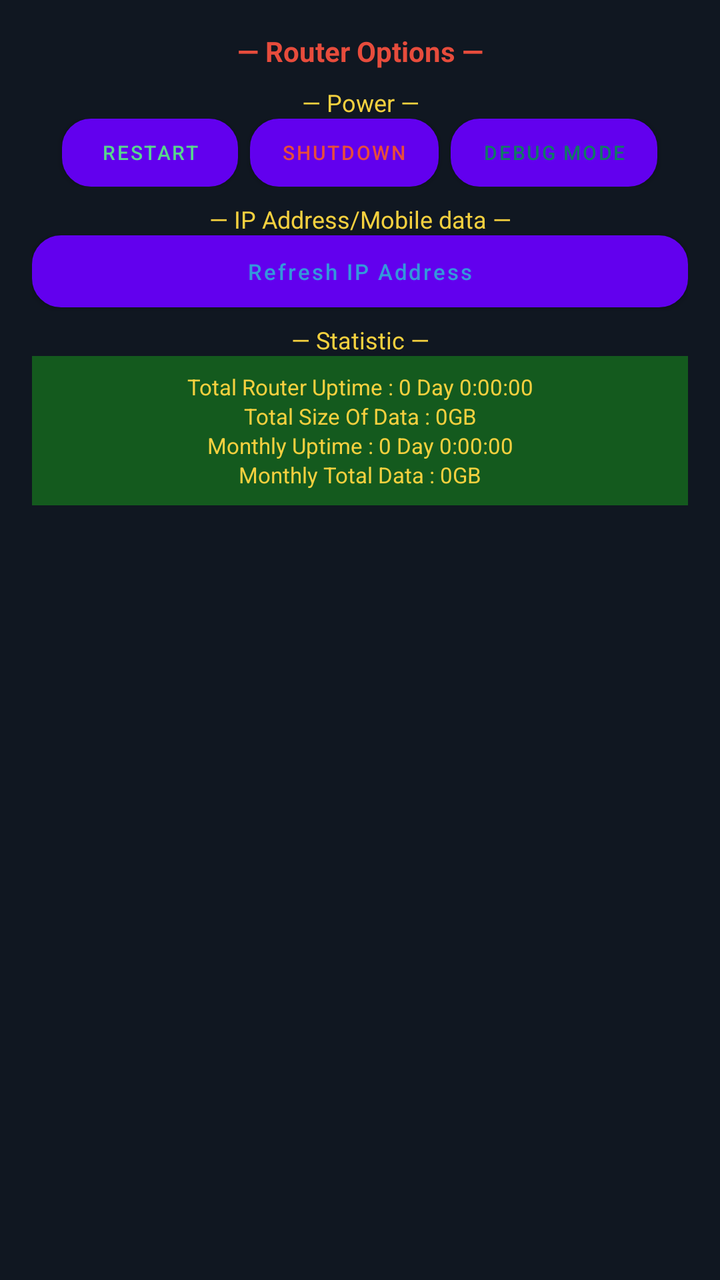
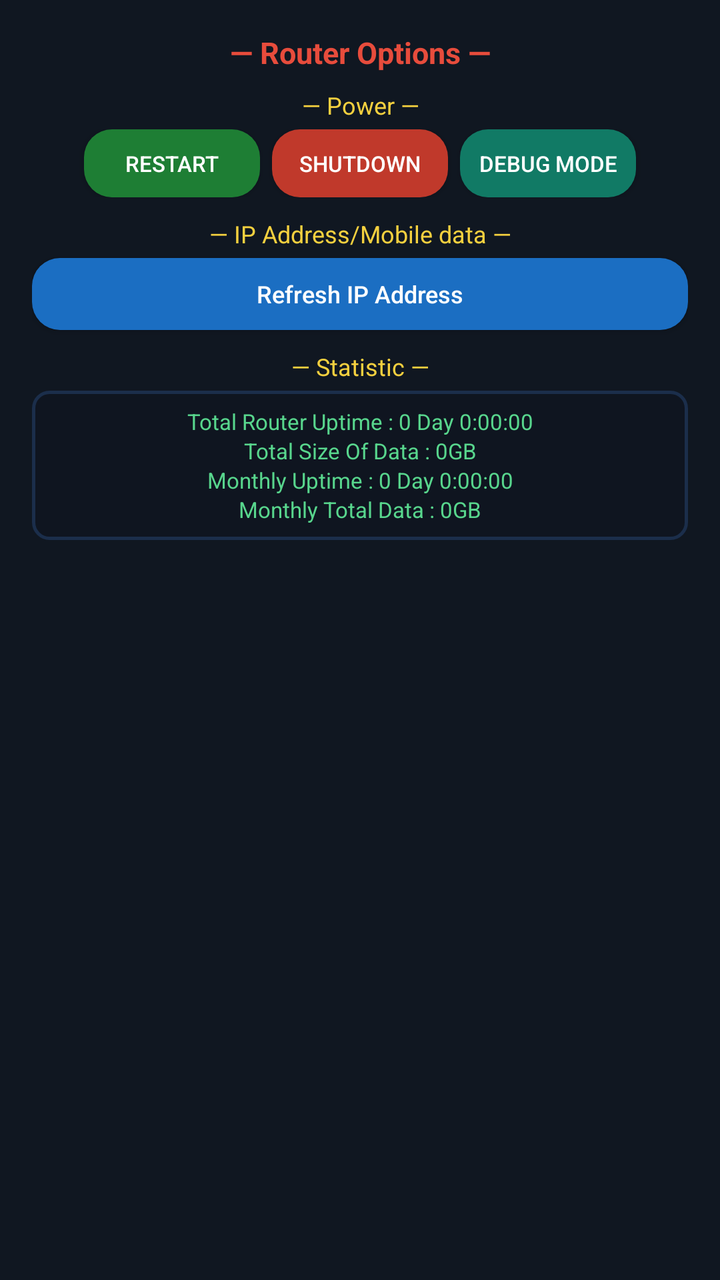

Two renders of the same Android screen: before a commit and after it. Below are the layout's source before the change and the commit's diff.
<!-- AndroidManifest.xml: application theme Theme.HuaweiManager -->
<!-- res/layout/dialog_router_options.xml -->
<?xml version="1.0" encoding="utf-8"?>
<LinearLayout xmlns:android="http://schemas.android.com/apk/res/android"
    android:layout_width="match_parent"
    android:layout_height="wrap_content"
    android:background="#101721"
    android:orientation="vertical"
    android:padding="16dp">

    <TextView
        android:layout_width="match_parent"
        android:layout_height="wrap_content"
        android:text="— Router Options —"
        android:textAlignment="center"
        android:textColor="@color/text_red"
        android:textSize="14sp"
        android:textStyle="bold" />

    
    <TextView
        android:layout_width="match_parent"
        android:layout_height="wrap_content"
        android:layout_marginTop="8dp"
        android:text="— Power —"
        android:textAlignment="center"
        android:textColor="@color/text_yellow"
        android:textSize="12sp" />

    <LinearLayout
        android:layout_width="match_parent"
        android:layout_height="wrap_content"
        android:gravity="center"
        android:orientation="horizontal">
        <Button android:id="@+id/btnOptRestart" android:layout_width="wrap_content" android:layout_height="34dp" android:background="@drawable/pill_dark" android:text="Restart" android:textColor="@color/text_green" android:textSize="10sp"/>
        <Button android:id="@+id/btnOptShutdown" android:layout_width="wrap_content" android:layout_height="34dp" android:layout_marginHorizontal="6dp" android:background="@drawable/pill_dark" android:text="ShutDown" android:textColor="@color/text_red" android:textSize="10sp"/>
        <Button android:id="@+id/btnOptDebug" android:layout_width="wrap_content" android:layout_height="34dp" android:background="@drawable/pill_dark" android:text="Debug Mode" android:textColor="@color/btn_cyan" android:textSize="10sp"/>
    </LinearLayout>

    
    <TextView
        android:layout_width="match_parent"
        android:layout_height="wrap_content"
        android:layout_marginTop="8dp"
        android:text="— IP Address/Mobile data —"
        android:textAlignment="center"
        android:textColor="@color/text_yellow"
        android:textSize="12sp" />

    <Button
        android:id="@+id/btnOptRefreshIp"
        android:layout_width="match_parent"
        android:layout_height="36dp"
        android:background="@drawable/pill_dark"
        android:text="Refresh IP Address"
        android:textAllCaps="false"
        android:textColor="#3498DB"
        android:textSize="11sp" />

    
    <TextView
        android:layout_width="match_parent"
        android:layout_height="wrap_content"
        android:layout_marginTop="8dp"
        android:text="— Statistic —"
        android:textAlignment="center"
        android:textColor="@color/text_yellow"
        android:textSize="12sp" />

    <LinearLayout
        android:layout_width="match_parent"
        android:layout_height="wrap_content"
        android:background="#145A1E"
        android:orientation="vertical"
        android:padding="8dp">

        <TextView android:id="@+id/tvStatUptime" android:layout_width="match_parent" android:layout_height="wrap_content" android:text="Total Router Uptime : 0 Day 0:00:00" android:textAlignment="center" android:textColor="@color/text_yellow" android:textSize="11sp" />
        <TextView android:id="@+id/tvStatTotalData" android:layout_width="match_parent" android:layout_height="wrap_content" android:text="Total Size Of Data : 0GB" android:textAlignment="center" android:textColor="@color/text_yellow" android:textSize="11sp" />
        <TextView android:id="@+id/tvStatMonthlyUptime" android:layout_width="match_parent" android:layout_height="wrap_content" android:text="Monthly Uptime : 0 Day 0:00:00" android:textAlignment="center" android:textColor="@color/text_yellow" android:textSize="11sp" />
        <TextView android:id="@+id/tvStatMonthlyData" android:layout_width="match_parent" android:layout_height="wrap_content" android:text="Monthly Total Data : 0GB" android:textAlignment="center" android:textColor="@color/text_yellow" android:textSize="11sp" />
    </LinearLayout>
</LinearLayout>
<!-- resources referenced by this layout -->
<resources>
  <color name="btn_cyan">#117A65</color>
  <color name="text_green">#58D68D</color>
  <color name="text_red">#E74C3C</color>
  <color name="text_yellow">#F4D03F</color>
  <!-- drawable pill_dark (drawable) -->
  <?xml version="1.0" encoding="utf-8"?>
  <shape xmlns:android="http://schemas.android.com/apk/res/android">
      <solid android:color="#121926" />
      <stroke android:width="1dp" android:color="#2C3E50" />
      <corners android:radius="14dp" />
  </shape>
  <style name="Theme.HuaweiManager" parent="Theme.MaterialComponents.DayNight.NoActionBar">
          <item name="android:statusBarColor">#191919</item>
          <item name="android:navigationBarColor">#191919</item>
      </style>
</resources>

<!-- the commit's change to res/layout/dialog_router_options.xml (unified diff, before → after) -->
@@ -1,5 +1,6 @@
 <?xml version="1.0" encoding="utf-8"?>
 <LinearLayout xmlns:android="http://schemas.android.com/apk/res/android"
+    xmlns:app="http://schemas.android.com/apk/res-auto"
     android:layout_width="match_parent"
     android:layout_height="wrap_content"
     android:background="#101721"
@@ -12,10 +13,9 @@
         android:text="— Router Options —"
         android:textAlignment="center"
         android:textColor="@color/text_red"
-        android:textSize="14sp"
+        android:textSize="15sp"
         android:textStyle="bold" />
 
-    
     <TextView
         android:layout_width="match_parent"
         android:layout_height="wrap_content"
@@ -29,37 +29,63 @@
         android:layout_width="match_parent"
         android:layout_height="wrap_content"
         android:gravity="center"
-        android:orientation="horizontal">
-        <Button android:id="@+id/btnOptRestart" android:layout_width="wrap_content" android:layout_height="34dp" android:background="@drawable/pill_dark" android:text="Restart" android:textColor="@color/text_green" android:textSize="10sp"/>
-        <Button android:id="@+id/btnOptShutdown" android:layout_width="wrap_content" android:layout_height="34dp" android:layout_marginHorizontal="6dp" android:background="@drawable/pill_dark" android:text="ShutDown" android:textColor="@color/text_red" android:textSize="10sp"/>
-        <Button android:id="@+id/btnOptDebug" android:layout_width="wrap_content" android:layout_height="34dp" android:background="@drawable/pill_dark" android:text="Debug Mode" android:textColor="@color/btn_cyan" android:textSize="10sp"/>
+        android:orientation="horizontal"
+        android:layout_marginTop="4dp">
+        <androidx.appcompat.widget.AppCompatButton
+            android:id="@+id/btnOptRestart"
+            app:backgroundTint="@null"
+            android:layout_width="wrap_content"
+            android:layout_height="34dp"
+            android:background="@drawable/pill_green"
+            android:text="Restart"
+            android:textColor="#FFFFFF"
+            android:textSize="11sp"/>
+        <androidx.appcompat.widget.AppCompatButton
+            android:id="@+id/btnOptShutdown"
+            app:backgroundTint="@null"
+            android:layout_width="wrap_content"
+            android:layout_height="34dp"
+            android:layout_marginHorizontal="6dp"
+            android:background="@drawable/pill_red"
+            android:text="ShutDown"
+            android:textColor="#FFFFFF"
+            android:textSize="11sp"/>
+        <androidx.appcompat.widget.AppCompatButton
+            android:id="@+id/btnOptDebug"
+            app:backgroundTint="@null"
+            android:layout_width="wrap_content"
+            android:layout_height="34dp"
+            android:background="@drawable/pill_cyan"
+            android:text="Debug Mode"
+            android:textColor="#FFFFFF"
+            android:textSize="11sp"/>
     </LinearLayout>
 
-    
     <TextView
         android:layout_width="match_parent"
         android:layout_height="wrap_content"
-        android:layout_marginTop="8dp"
+        android:layout_marginTop="10dp"
         android:text="— IP Address/Mobile data —"
         android:textAlignment="center"
         android:textColor="@color/text_yellow"
         android:textSize="12sp" />
 
-    <Button
+    <androidx.appcompat.widget.AppCompatButton
         android:id="@+id/btnOptRefreshIp"
+        app:backgroundTint="@null"
         android:layout_width="match_parent"
         android:layout_height="36dp"
-        android:background="@drawable/pill_dark"
+        android:layout_marginTop="4dp"
+        android:background="@drawable/pill_blue"
         android:text="Refresh IP Address"
         android:textAllCaps="false"
-        android:textColor="#3498DB"
-        android:textSize="11sp" />
+        android:textColor="#FFFFFF"
+        android:textSize="12sp" />
 
-    
     <TextView
         android:layout_width="match_parent"
         android:layout_height="wrap_content"
-        android:layout_marginTop="8dp"
+        android:layout_marginTop="10dp"
         android:text="— Statistic —"
         android:textAlignment="center"
         android:textColor="@color/text_yellow"
@@ -68,13 +94,14 @@
     <LinearLayout
         android:layout_width="match_parent"
         android:layout_height="wrap_content"
-        android:background="#145A1E"
+        android:layout_marginTop="4dp"
+        android:background="@drawable/box_section"
         android:orientation="vertical"
         android:padding="8dp">
 
-        <TextView android:id="@+id/tvStatUptime" android:layout_width="match_parent" android:layout_height="wrap_content" android:text="Total Router Uptime : 0 Day 0:00:00" android:textAlignment="center" android:textColor="@color/text_yellow" android:textSize="11sp" />
-        <TextView android:id="@+id/tvStatTotalData" android:layout_width="match_parent" android:layout_height="wrap_content" android:text="Total Size Of Data : 0GB" android:textAlignment="center" android:textColor="@color/text_yellow" android:textSize="11sp" />
-        <TextView android:id="@+id/tvStatMonthlyUptime" android:layout_width="match_parent" android:layout_height="wrap_content" android:text="Monthly Uptime : 0 Day 0:00:00" android:textAlignment="center" android:textColor="@color/text_yellow" android:textSize="11sp" />
-        <TextView android:id="@+id/tvStatMonthlyData" android:layout_width="match_parent" android:layout_height="wrap_content" android:text="Monthly Total Data : 0GB" android:textAlignment="center" android:textColor="@color/text_yellow" android:textSize="11sp" />
+        <TextView android:id="@+id/tvStatUptime" android:layout_width="match_parent" android:layout_height="wrap_content" android:text="Total Router Uptime : 0 Day 0:00:00" android:textAlignment="center" android:textColor="@color/text_green" android:textSize="11sp" />
+        <TextView android:id="@+id/tvStatTotalData" android:layout_width="match_parent" android:layout_height="wrap_content" android:text="Total Size Of Data : 0GB" android:textAlignment="center" android:textColor="@color/text_green" android:textSize="11sp" />
+        <TextView android:id="@+id/tvStatMonthlyUptime" android:layout_width="match_parent" android:layout_height="wrap_content" android:text="Monthly Uptime : 0 Day 0:00:00" android:textAlignment="center" android:textColor="@color/text_green" android:textSize="11sp" />
+        <TextView android:id="@+id/tvStatMonthlyData" android:layout_width="match_parent" android:layout_height="wrap_content" android:text="Monthly Total Data : 0GB" android:textAlignment="center" android:textColor="@color/text_green" android:textSize="11sp" />
     </LinearLayout>
 </LinearLayout>
<!-- resource entries referenced after the edit -->
@@ -1,19 +1,44 @@
 <!-- resources referenced by this layout -->
 <resources>
-  <color name="btn_cyan">#117A65</color>
   <color name="text_green">#58D68D</color>
   <color name="text_red">#E74C3C</color>
   <color name="text_yellow">#F4D03F</color>
-  <!-- drawable pill_dark (drawable) -->
+  <!-- drawable box_section (drawable) -->
   <?xml version="1.0" encoding="utf-8"?>
   <shape xmlns:android="http://schemas.android.com/apk/res/android">
-      <solid android:color="#121926" />
-      <stroke android:width="1dp" android:color="#2C3E50" />
+      <solid android:color="#0F1520" />
+      <stroke android:width="1.5dp" android:color="#1B2E4B" />
+      <corners android:radius="8dp" />
+  </shape>
+  <!-- drawable pill_blue (drawable) -->
+  <?xml version="1.0" encoding="utf-8"?>
+  <shape xmlns:android="http://schemas.android.com/apk/res/android">
+      <solid android:color="#1B6EC2" />
+      <corners android:radius="14dp" />
+  </shape>
+  <!-- drawable pill_cyan (drawable) -->
+  <?xml version="1.0" encoding="utf-8"?>
+  <shape xmlns:android="http://schemas.android.com/apk/res/android">
+      <solid android:color="#117A65" />
+      <corners android:radius="14dp" />
+  </shape>
+  <!-- drawable pill_green (drawable) -->
+  <?xml version="1.0" encoding="utf-8"?>
+  <shape xmlns:android="http://schemas.android.com/apk/res/android">
+      <solid android:color="#1E7E34" />
+      <corners android:radius="14dp" />
+  </shape>
+  <!-- drawable pill_red (drawable) -->
+  <?xml version="1.0" encoding="utf-8"?>
+  <shape xmlns:android="http://schemas.android.com/apk/res/android">
+      <solid android:color="#C0392B" />
       <corners android:radius="14dp" />
   </shape>
   <style name="Theme.HuaweiManager" parent="Theme.MaterialComponents.DayNight.NoActionBar">
-          <item name="android:statusBarColor">#191919</item>
-          <item name="android:navigationBarColor">#191919</item>
+          <item name="android:statusBarColor">#0A0E14</item>
+          <item name="android:navigationBarColor">#0A0E14</item>
+          
+          <item name="backgroundTint">@null</item>
       </style>
 </resources>
 
